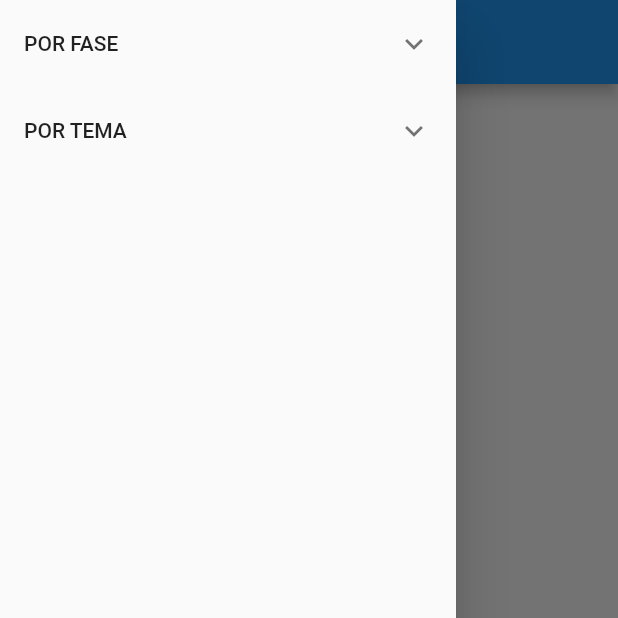
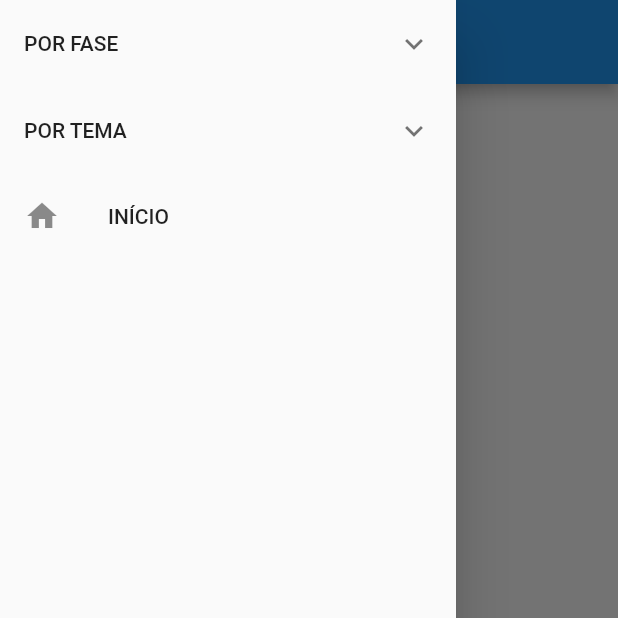
Before and after one commit to RenataSisilio/my_library, a Flutter app: the ListPage screen opened by its route, with the side drawer open, on a phone screen of 412 x 824 dp, the top half of it. Run offline on Flutter 3.47's test engine with Material 2 defaults, Android fonts, the phone set to English and light mode, and no system bars; statements that could not run were skipped.

Commit message:
feat: add home option

```diff
--- a/lib/widgets/menu.dart
+++ b/lib/widgets/menu.dart
@@ -13,19 +13,19 @@ class Menu extends StatelessWidget {
 
   @override
   Widget build(BuildContext context) {
-    return ListView.builder(
-      itemCount: 2,
-      itemBuilder: (context, index) {
-        final children = <ListTile>[];
-        if (index == 0) {
-          for (var phase in [
+    return SingleChildScrollView(
+      child: Column(
+        children: [
+          ExpansionTile(
+            title: const Text('POR FASE'),
+            children: [
               'Postulantado I',
               'Postulantado II',
               'Discipulado',
               'Consagrados'
-          ]) {
-            children.add(
-              ListTile(
+            ]
+                .map(
+                  (phase) => ListTile(
                     title: Text(phase),
                     onTap: () {
                       if (pop) {
@@ -38,14 +38,14 @@ class Menu extends StatelessWidget {
                       );
                     },
                   ),
-            );
-          }
-          return ExpansionTile(
-              title: const Text('POR FASE'), children: children);
-        }
-        for (var cat in categories) {
-          children.add(
-            ListTile(
+                )
+                .toList(),
+          ),
+          ExpansionTile(
+            title: const Text('POR TEMA'),
+            children: categories
+                .map(
+                  (cat) => ListTile(
                     title: Text(cat),
                     onTap: () {
                       if (pop) {
@@ -58,10 +58,23 @@ class Menu extends StatelessWidget {
                       );
                     },
                   ),
-          );
+                )
+                .toList(),
+          ),
+          pop
+              ? ListTile(
+                  leading: const Icon(Icons.home),
+                  title: const Text('INÍCIO'),
+                  onTap: () {
+                    if (pop) {
+                      Navigator.pop(context);
                     }
-        return ExpansionTile(title: const Text('POR TEMA'), children: children);
+                    Navigator.of(context).pushReplacementNamed('home');
                   },
+                )
+              : Container(),
+        ],
+      ),
     );
   }
 }
```
Lines whose indentation alone changed are shown as unchanged.
